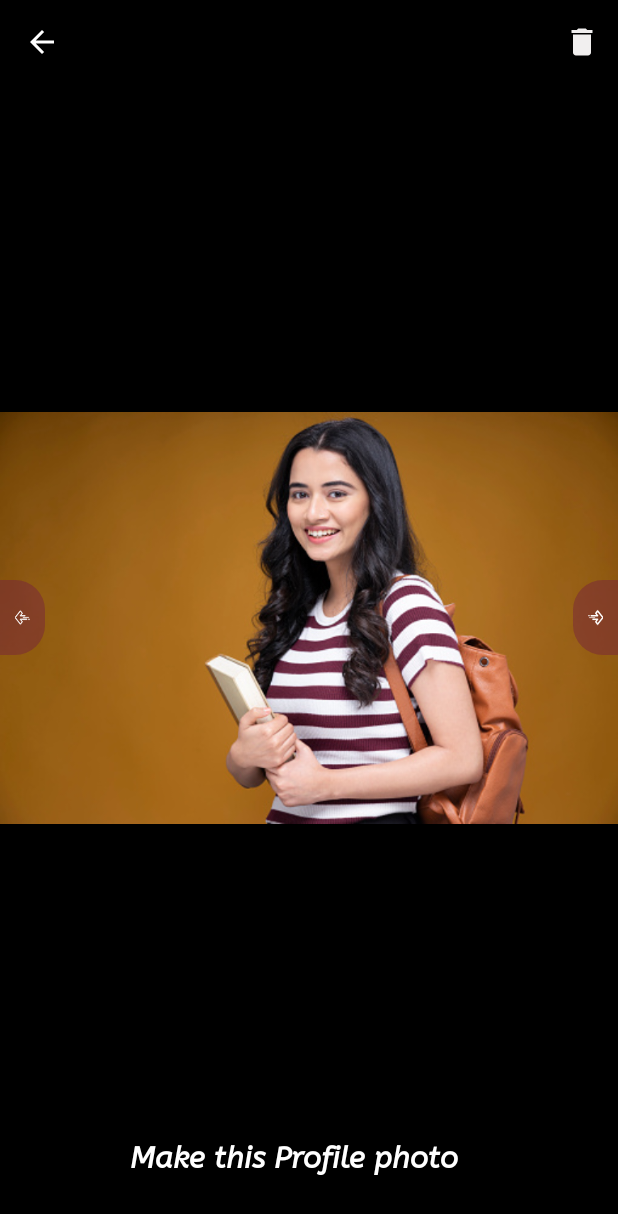
After one commit to durgabkj/Saathidaar, an Android app: the ShowImageActivity screen opened directly, with no data from a screen before it, on a phone screen of 412 x 824 dp. The commit adds this screen. Shown: the top 1214 px of the screen. Run offline under Robolectric (Android 15) with nearby library versions, the phone set to English and light mode, and no system bars; our stand-ins replace Volley; network calls fail; pictures from the network do not load; 2 statements that could not run were skipped.

Commit message:
image upload done

```diff
--- a/app/src/main/AndroidManifest.xml
+++ b/app/src/main/AndroidManifest.xml
@@ -21,6 +21,9 @@
         android:supportsRtl="true"
         android:theme="@style/Theme.Saathidaar"
         android:usesCleartextTraffic="true">
+        <activity
+            android:name=".ShowImageActivity"
+            android:exported="false" />
         <activity
             android:name=".RequestAcceptActivity"
             android:exported="false" />
--- a/app/src/main/java/com/ottego/saathidaar/Adapter/ImageAdapter.java
+++ b/app/src/main/java/com/ottego/saathidaar/Adapter/ImageAdapter.java
@@ -2,6 +2,7 @@ package com.ottego.saathidaar.Adapter;
 
 import android.annotation.SuppressLint;
 import android.content.Context;
+import android.content.Intent;
 import android.util.Log;
 import android.view.LayoutInflater;
 import android.view.View;
@@ -16,10 +17,12 @@ import androidx.fragment.app.FragmentActivity;
 import androidx.recyclerview.widget.RecyclerView;
 
 import com.bumptech.glide.Glide;
+import com.google.gson.Gson;
 import com.ottego.saathidaar.MatchPagerFragment;
 import com.ottego.saathidaar.Model.ImageModel;
 import com.ottego.saathidaar.Model.NewMatchesModel;
 import com.ottego.saathidaar.R;
+import com.ottego.saathidaar.ShowImageActivity;
 import com.ottego.saathidaar.Utils;
 
 import java.util.List;
@@ -48,7 +51,23 @@ public class ImageAdapter  extends RecyclerView.Adapter<ImageAdapter.ViewHolder>
             Glide.with(context)
                     .load(Utils.imageUrl + item.member_images)
                     .into(holder.ivUserImage);
+
+
+
+            holder.itemView.setOnClickListener(new View.OnClickListener() {
+                @Override
+                public void onClick(View view) {
+                    Intent intent = new Intent(context, ShowImageActivity.class);
+                    intent.putExtra("data", new Gson().toJson(item));
+                    context.startActivity(intent);
+                }
+            });
+
         }
+
+
+
+
 
         @Override
         public int getItemCount() {
--- a/app/src/main/java/com/ottego/saathidaar/Adapter/ViewPagerMatchDetailAdapter.java
+++ b/app/src/main/java/com/ottego/saathidaar/Adapter/ViewPagerMatchDetailAdapter.java
@@ -12,7 +12,6 @@ import com.ottego.saathidaar.viewmodel.NewMatchViewModel;
 
 public class ViewPagerMatchDetailAdapter extends FragmentStateAdapter {
     NewMatchViewModel viewModel;
-
     public ViewPagerMatchDetailAdapter(@NonNull FragmentActivity fragmentActivity, NewMatchViewModel viewModel) {
         super(fragmentActivity);
         this.viewModel = viewModel;
--- a/app/src/main/java/com/ottego/saathidaar/GalleryActivity.java
+++ b/app/src/main/java/com/ottego/saathidaar/GalleryActivity.java
@@ -154,8 +154,8 @@ DataModelImage dataModelImage;
 
         if (resultCode == Activity.RESULT_OK) {
             if (requestCode == PICK_FILE_REQUEST) {
-                imageNameList.clear();
-                imagePathList.clear();
+//                imageNameList.clear();
+//                imagePathList.clear();
                 if (data.getClipData() != null) {
                     int count = data.getClipData().getItemCount(); //evaluate the count before the for loop --- otherwise, the count is evaluated every loop.
                     for (int i = 0; i < count; i++) {
@@ -484,8 +484,6 @@ DataModelImage dataModelImage;
         jsonObjectRequest.setRetryPolicy(new DefaultRetryPolicy(30000,DefaultRetryPolicy.DEFAULT_MAX_RETRIES, DefaultRetryPolicy.DEFAULT_BACKOFF_MULT));
         MySingleton.myGetMySingleton(context).myAddToRequest(jsonObjectRequest);
     }
-
-
     private void setRecyclerView() {
         GridLayoutManager layoutManager = new GridLayoutManager(context,5);
         b.rvMyImage.setLayoutManager(layoutManager);
--- a/app/src/main/java/com/ottego/saathidaar/MatchesFragment.java
+++ b/app/src/main/java/com/ottego/saathidaar/MatchesFragment.java
@@ -12,6 +12,8 @@ import androidx.viewpager.widget.ViewPager;
 import com.google.android.material.tabs.TabLayout;
 import com.ottego.saathidaar.Adapter.HomeTablayoutAdapter;
 import com.ottego.saathidaar.databinding.FragmentMatchesBinding;
+
+import java.util.Objects;
 
 
 public class MatchesFragment extends Fragment {
@@ -53,24 +55,13 @@ public class MatchesFragment extends Fragment {
         // Inflate the layout for this fragment
         b = FragmentMatchesBinding.inflate(inflater, container, false);
 
-//scroll auto
-       // b.hsvMatch.fullScroll(ScrollView.FOCUS_LEFT);
-
-
-//        new Handler().postDelayed(new Runnable() {
-//
-//            @Override
-//            public void run() {
-//                b.TodayMatch.performClick();
-//            }
-//        }, 1000);
 
 
         setUpViewPager(b.vpMatch);
         b.tlMatch.setupWithViewPager(b.vpMatch);
-          b.tlMatch.getTabAt(1).select();
+          Objects.requireNonNull(b.tlMatch.getTabAt(1)).select();
 
-//b.tlMatch.getTabAt(7).view.setVisibility(View.GONE);
+Objects.requireNonNull(b.tlMatch.getTabAt(7)).view.setVisibility(View.GONE);
         b.vpMatch.setPagingEnable(false);
 
         b.tlMatch.addOnTabSelectedListener(new TabLayout.OnTabSelectedListener() {
--- a/app/src/main/java/com/ottego/saathidaar/MyMatchFragment.java
+++ b/app/src/main/java/com/ottego/saathidaar/MyMatchFragment.java
@@ -5,12 +5,11 @@ import android.app.ProgressDialog;
 import android.content.Context;
 import android.os.Bundle;
 import android.util.Log;
-import android.view.Gravity;
 import android.view.LayoutInflater;
 import android.view.View;
 import android.view.ViewGroup;
+import android.widget.Toast;
 
-import androidx.appcompat.widget.AppCompatButton;
 import androidx.fragment.app.Fragment;
 import androidx.lifecycle.ViewModelProvider;
 import androidx.recyclerview.widget.LinearLayoutManager;
@@ -26,6 +25,7 @@ import com.ottego.saathidaar.Model.DataModelNewMatches;
 import com.ottego.saathidaar.databinding.FragmentMyMatchBinding;
 import com.ottego.saathidaar.viewmodel.NewMatchViewModel;
 
+import org.json.JSONException;
 import org.json.JSONObject;
 
 
@@ -88,12 +88,11 @@ public class MyMatchFragment extends Fragment {
 
     public void getData() {
         final ProgressDialog progressDialog = ProgressDialog.show(context, null, "Data Loading...", false, false);
-        progressDialog.setIcon(R.drawable.ic_progress_bar);
         JsonObjectRequest jsonObjectRequest = new JsonObjectRequest(Request.Method.GET,
                 MyMatchUrl + sessionManager.getMemberId(), null, new Response.Listener<JSONObject>() {
             @Override
             public void onResponse(JSONObject response) {
-                //  b.srlRecycleBookmark.setRefreshing(false);
+                Log.e("response", String.valueOf((response)));
                 progressDialog.dismiss();
 
                 Log.e("My Matches response", String.valueOf(response));
@@ -115,7 +114,6 @@ public class MyMatchFragment extends Fragment {
         MySingleton.myGetMySingleton(context).myAddToRequest(jsonObjectRequest);
     }
 
-
     private void setRecyclerView() {
         LinearLayoutManager layoutManager = new LinearLayoutManager(context);
         b.rvMyMatches.setLayoutManager(layoutManager);
--- /dev/null
+++ b/app/src/main/java/com/ottego/saathidaar/ShowImageActivity.java
@@ -0,0 +1,47 @@
+package com.ottego.saathidaar;
+
+import android.content.Context;
+import android.os.Bundle;
+import android.view.View;
+
+import androidx.appcompat.app.AppCompatActivity;
+
+import com.bumptech.glide.Glide;
+import com.google.gson.Gson;
+import com.ottego.saathidaar.Model.ImageModel;
+import com.ottego.saathidaar.databinding.ActivityShowImageBinding;
+
+public class ShowImageActivity extends AppCompatActivity {
+    ActivityShowImageBinding b;
+    Context context;
+    ImageModel model;
+
+    @Override
+    protected void onCreate(Bundle savedInstanceState) {
+        super.onCreate(savedInstanceState);
+        b = ActivityShowImageBinding.inflate(getLayoutInflater());
+        setContentView(b.getRoot());
+        Bundle bundle = getIntent().getExtras();
+        String data = bundle.getString("data");
+        model = new Gson().fromJson(data, ImageModel.class);
+context=ShowImageActivity.this;
+
+
+
+
+        setData();
+        listener();
+    }
+
+    private void listener() {
+
+    }
+
+
+    private void setData() {
+        Glide.with(context)
+                .load(Utils.imageUrl + model.member_images)
+                .into(b.ivProfilePic);
+    }
+
+}
--- a/app/src/main/res/drawable/ic_baseline_arrow_back_24.xml
+++ b/app/src/main/res/drawable/ic_baseline_arrow_back_24.xml
@@ -1,5 +1,5 @@
 <vector android:autoMirrored="true" android:height="24dp"
-    android:tint="#111111" android:viewportHeight="24"
+    android:tint="@color/black" android:viewportHeight="24"
     android:viewportWidth="24" android:width="24dp" xmlns:android="http://schemas.android.com/apk/res/android">
     <path android:fillColor="@android:color/black" android:pathData="M20,11H7.83l5.59,-5.59L12,4l-8,8 8,8 1.41,-1.41L7.83,13H20v-2z"/>
 </vector>
--- /dev/null
+++ b/app/src/main/res/drawable/ic_baseline_delete_24.xml
@@ -0,0 +1,5 @@
+<vector android:height="24dp" android:tint="#F1EFEF"
+    android:viewportHeight="24" android:viewportWidth="24"
+    android:width="24dp" xmlns:android="http://schemas.android.com/apk/res/android">
+    <path android:fillColor="@android:color/white" android:pathData="M6,19c0,1.1 0.9,2 2,2h8c1.1,0 2,-0.9 2,-2V7H6v12zM19,4h-3.5l-1,-1h-5l-1,1H5v2h14V4z"/>
+</vector>
--- /dev/null
+++ b/app/src/main/res/drawable/ic_outline_arrow_back_24.xml
@@ -0,0 +1,5 @@
+<vector android:autoMirrored="true" android:height="24dp"
+    android:tint="@color/white" android:viewportHeight="24"
+    android:viewportWidth="24" android:width="24dp" xmlns:android="http://schemas.android.com/apk/res/android">
+    <path android:fillColor="@android:color/white" android:pathData="M20,11H7.83l5.59,-5.59L12,4l-8,8 8,8 1.41,-1.41L7.83,13H20v-2z"/>
+</vector>
--- a/app/src/main/res/layout/activity_gallery.xml
+++ b/app/src/main/res/layout/activity_gallery.xml
@@ -15,6 +15,7 @@
             android:layout_height="wrap_content"
             android:background="@color/white"
             app:title="Gallery"
+
             app:menu="@menu/menu_add"
             app:navigationIcon="@drawable/ic_baseline_arrow_back_24"
             app:navigationIconTint="@color/black"
@@ -28,6 +29,7 @@
             android:layout_width="match_parent"
             android:layout_height="match_parent"
             android:gravity="center"
+            android:visibility="gone"
             android:orientation="vertical"
             tools:ignore="UseCompoundDrawables">
 
@@ -62,7 +64,8 @@
 
     <LinearLayout
         android:layout_width="match_parent"
-        android:layout_height="70dp"
+        android:layout_height="wrap_content"
+
         android:orientation="vertical">
         <Button
             android:layout_width="match_parent"
@@ -86,10 +89,4 @@
             android:id="@+id/textViewFileName"/>
     </LinearLayout>
 
-
-
-
-
-
-
 </LinearLayout>
--- /dev/null
+++ b/app/src/main/res/layout/activity_show_image.xml
@@ -0,0 +1,135 @@
+<?xml version="1.0" encoding="utf-8"?>
+<FrameLayout xmlns:android="http://schemas.android.com/apk/res/android"
+    xmlns:app="http://schemas.android.com/apk/res-auto"
+    xmlns:tools="http://schemas.android.com/tools"
+    android:layout_width="match_parent"
+    android:orientation="vertical"
+    android:background="@color/black"
+    android:layout_height="match_parent"
+    tools:context=".ShowImageActivity">
+
+    <com.google.android.material.appbar.AppBarLayout
+        android:layout_width="match_parent"
+        android:layout_height="wrap_content">
+
+        <com.google.android.material.appbar.MaterialToolbar
+            android:layout_width="match_parent"
+            android:layout_height="wrap_content"
+            android:background="@color/black"
+            app:title="Gallery"
+            app:menu="@menu/menu_delete"
+            app:navigationIcon="@drawable/ic_outline_arrow_back_24"
+            app:titleTextColor="@color/black" />
+    </com.google.android.material.appbar.AppBarLayout>
+
+
+    <LinearLayout
+        android:layout_width="match_parent"
+        android:layout_height="match_parent"
+        android:layout_weight="1"
+        android:orientation="vertical"
+        android:layout_gravity="center_vertical"
+        >
+
+        <ImageView
+            android:id="@+id/ivProfilePic"
+            android:layout_width="match_parent"
+            android:layout_height="match_parent"
+            android:scaleType="fitCenter"
+            android:src="@drawable/local" />
+
+    </LinearLayout>
+
+
+    <FrameLayout
+        android:layout_width="match_parent"
+        android:layout_height="match_parent">
+
+        <FrameLayout
+            android:layout_width="wrap_content"
+            android:layout_height="wrap_content"
+            android:layout_gravity="center_vertical">
+
+            <LinearLayout
+                android:id="@+id/llPreviousImage"
+                android:layout_width="30dp"
+                android:layout_height="50dp"
+                android:background="@drawable/previous_button_bg"
+                android:orientation="horizontal"
+                android:padding="10dp">
+
+                <ImageView
+                    android:layout_width="wrap_content"
+                    android:layout_height="wrap_content"
+                    android:src="@drawable/ic_arrow_left_2827" />
+
+
+            </LinearLayout>
+
+        </FrameLayout>
+
+        <FrameLayout
+            android:layout_width="wrap_content"
+            android:layout_height="wrap_content"
+            android:layout_gravity="center_vertical|end">
+
+            <LinearLayout
+                android:id="@+id/llNextImage"
+                android:layout_width="30dp"
+                android:layout_height="50dp"
+                android:background="@drawable/next_previous_bg"
+                android:orientation="horizontal"
+                android:padding="10dp">
+
+                <ImageView
+                    android:layout_width="wrap_content"
+                    android:layout_height="wrap_content"
+                    android:src="@drawable/ic_arrow_next_2825" />
+
+
+            </LinearLayout>
+
+        </FrameLayout>
+
+    </FrameLayout>
+
+
+
+    <LinearLayout
+        android:layout_width="match_parent"
+        android:layout_height="70dp"
+        android:layout_gravity="bottom"
+        android:orientation="vertical">
+
+            <LinearLayout
+                android:layout_width="wrap_content"
+                android:layout_height="wrap_content"
+                android:layout_gravity="center"
+                android:orientation="horizontal">
+
+                <TextView
+                    android:id="@+id/tvMakeProfile"
+                    android:layout_width="wrap_content"
+                    android:layout_height="wrap_content"
+                    android:layout_gravity="center"
+                    android:layout_marginEnd="20dp"
+                    android:fontFamily="@font/italic"
+                    android:padding="6dp"
+                    android:shadowColor="#000000"
+                    android:shadowDx="2"
+                    android:shadowDy="2"
+                    android:shadowRadius="1.6"
+                    android:text="Make this Profile photo"
+                    android:textColor="@color/white"
+                    android:textSize="20sp"
+                    android:textStyle="bold" />
+
+            </LinearLayout>
+
+
+
+    </LinearLayout>
+
+
+
+</FrameLayout>
--- a/app/src/main/res/layout/fragment_match_details.xml
+++ b/app/src/main/res/layout/fragment_match_details.xml
@@ -217,12 +217,10 @@
                                 android:layout_marginStart="8dp"
                                 android:fontFamily="@font/italic"
                                 android:maxLength="10"
-                                android:layout_weight="1"
                                 android:shadowColor="#000000"
                                 android:shadowDx="1.5"
                                 android:shadowDy="1.3"
                                 android:shadowRadius="1.6"
-
                                 android:textColor="@color/white"
                                 android:textSize="18sp"
                                 android:textStyle="bold" />
@@ -231,7 +229,6 @@
                         <LinearLayout
                             android:layout_width="match_parent"
                             android:layout_height="wrap_content"
-
                             android:orientation="horizontal">
 
 
@@ -835,7 +832,6 @@
                                     android:id="@+id/tvDetailCall"
                                     android:layout_width="wrap_content"
                                     android:layout_height="wrap_content"
-                                    android:drawableEnd="@drawable/lock"
                                     android:fontFamily="@font/italic"
                                     android:textColor="@color/black"
                                     android:textSize="14sp" />
--- /dev/null
+++ b/app/src/main/res/menu/menu_delete.xml
@@ -0,0 +1,10 @@
+<?xml version="1.0" encoding="utf-8"?>
+<menu xmlns:android="http://schemas.android.com/apk/res/android"
+    xmlns:app="http://schemas.android.com/apk/res-auto">
+
+    <item
+        android:id="@+id/menu_top_add"
+        android:icon="@drawable/ic_baseline_delete_24"
+        android:title="Filter"
+        app:showAsAction="ifRoom" />
+</menu>
```
Also changed, not shown: app/src/main/java/com/ottego/saathidaar/InboxFragment.java (+7 -0 lines).
